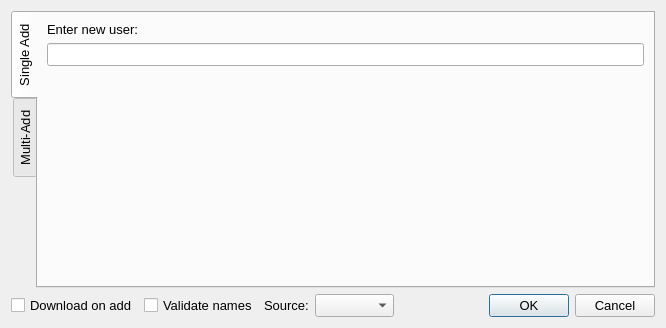
Old version of the form Resources/ui_files/add_reddit_object_dialog.ui in the repository myanonapps/DownloaderForReddit.
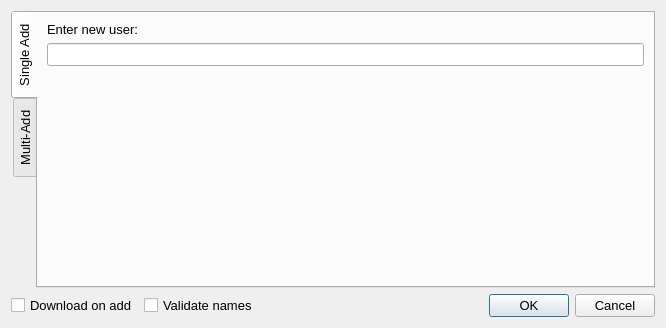
New version of the form. Icons and pictures are not drawn.

What changed in the file:
```diff
--- a/Resources/ui_files/add_reddit_object_dialog.ui
+++ b/Resources/ui_files/add_reddit_object_dialog.ui
@@ -157,16 +157,6 @@
        </property>
       </widget>
      </item>
-     <item>
-      <widget class="QLabel" name="download_source_label">
-       <property name="text">
-        <string>Source:</string>
-       </property>
-      </widget>
-     </item>
-     <item>
-      <widget class="QComboBox" name="download_source_combo"/>
-     </item>
      <item>
       <widget class="QDialogButtonBox" name="dialog_button_box">
        <property name="standardButtons">
```
